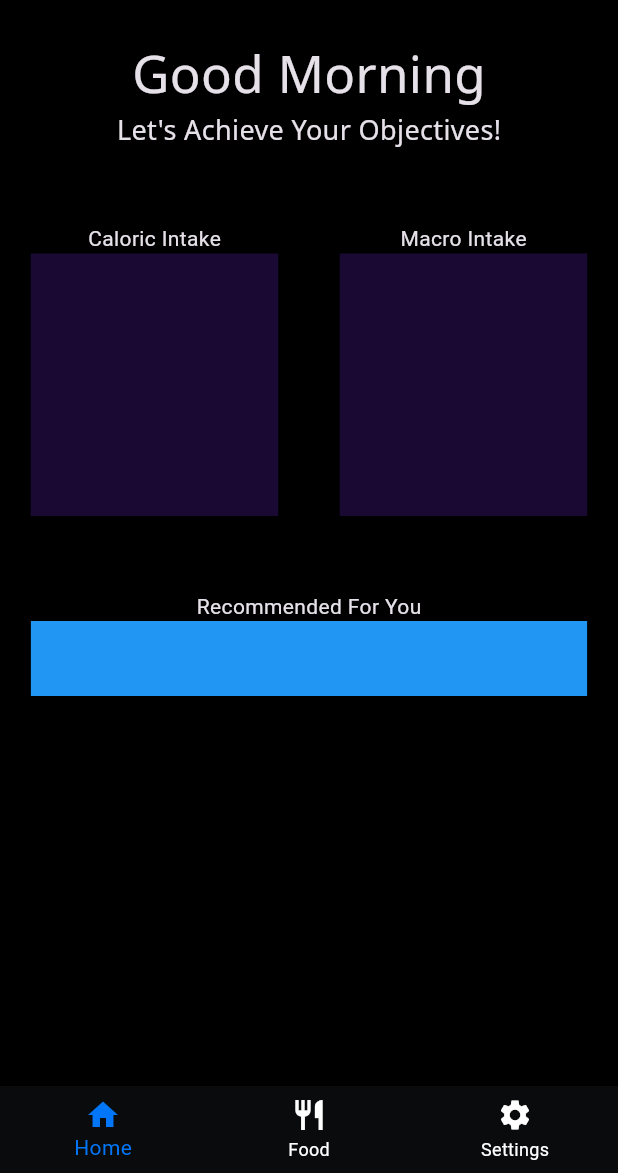
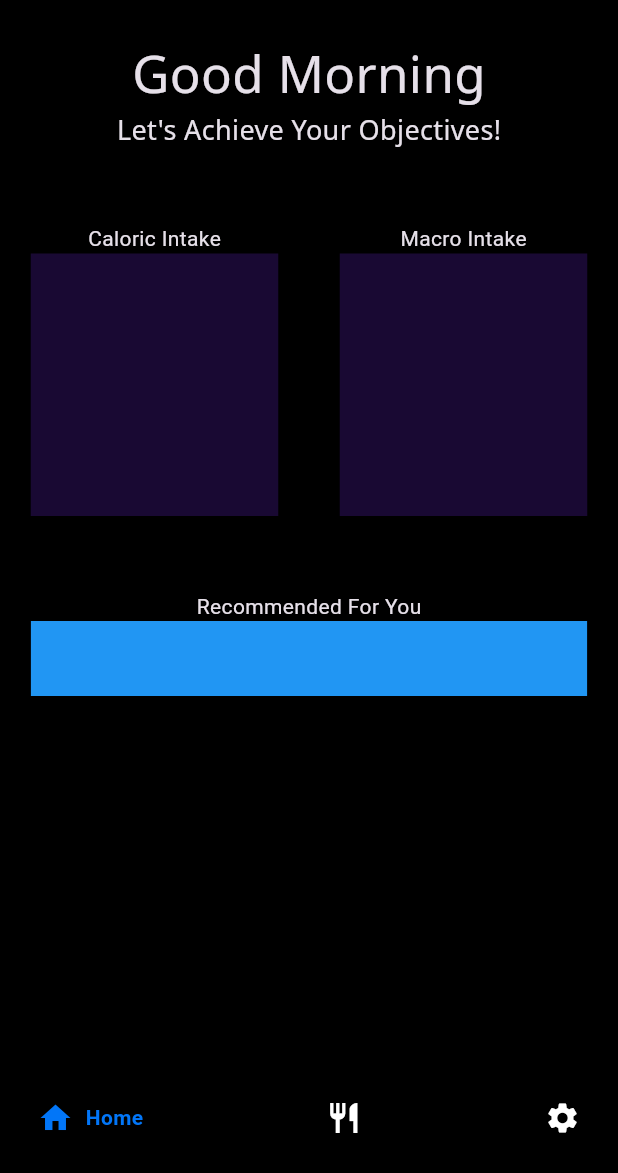
Before and after one commit to rambolps/smartmealai, a Flutter app: the HomeScreen screen opened by its route, on a phone screen of 412 x 824 dp, the part 63-1236 px from its top. Run offline on Flutter 3.47's test engine with Material 2 defaults, Android fonts, the phone set to English and light mode, and no system bars; drawn by our look-alikes of google_nav_bar; our stand-ins replace google_fonts; missing offline and left inert: chat_gpt_sdk.

Commit message:
updated bottom bar

```diff
--- a/lib/Home/HomeScreen.dart
+++ b/lib/Home/HomeScreen.dart
@@ -1,5 +1,6 @@
 import 'package:flutter/material.dart';
-import 'package:google_fonts/google_fonts.dart';
+// import 'package:google_fonts/google_fonts.dart';
+import 'package:google_nav_bar/google_nav_bar.dart';
 import 'package:smartmealai/Home/Pages/foodfrag.dart';
 import 'package:smartmealai/Home/Pages/homefrag.dart';
 import 'package:smartmealai/Home/Pages/settingsfrag.dart';
@@ -40,18 +41,28 @@ class _HomeScreenState extends State<HomeScreen> {
         ),
         centerTitle: true,
       ),
-      bottomNavigationBar: BottomNavigationBar(
-        onTap: _navigateBottomBar,
-        currentIndex: _selectedIndex,
-        backgroundColor: const Color.fromRGBO(9, 11, 12, 1.0),
-        type: BottomNavigationBarType.fixed,
-        unselectedItemColor: Colors.white,
-        selectedItemColor: const Color.fromRGBO(2, 118, 248, 1.0),
-        items: const [
-          BottomNavigationBarItem(icon: Icon(Icons.home), label: 'Home'),
-          BottomNavigationBarItem(icon: Icon(Icons.restaurant), label: 'Food'),
-          BottomNavigationBarItem(icon: Icon(Icons.settings), label: 'Settings'),
-        ],
+      bottomNavigationBar: GNav(
+        backgroundColor: Colors.black,
+          color: Colors.white,
+          haptic: true,
+          activeColor: Theme.of(context).primaryColor,
+          onTabChange: _navigateBottomBar,
+          gap: 8,
+          tabs: const [
+            GButton(
+                icon: Icons.home,
+                text: 'Home',
+            ),
+            GButton(
+              icon: Icons.restaurant,
+              text: 'Food',
+            ),
+            GButton(
+              icon: Icons.settings,
+              text: 'Settings',
+            ),
+          ]
+
       ),
     );
   }
--- a/lib/Home/Pages/foodfrag.dart
+++ b/lib/Home/Pages/foodfrag.dart
@@ -21,12 +21,6 @@ class _FoodFragState extends State<FoodFrag> {
 
   final List _messages= [];
   final TextEditingController _promptController = TextEditingController();
-  // late OpenAI openAI;
-  // @override
-  // void initState(){
-  //   openAI = OpenAI.instance.build(token: Token_OpenAI);
-  //   super.initState();
-  // }
 
   final openAI = OpenAI.instance.build(token: Token_OpenAI,baseOption: HttpSetup(receiveTimeout: const Duration(seconds: 5)),enableLog: true);
 
--- a/pubspec.yaml
+++ b/pubspec.yaml
@@ -39,6 +39,7 @@ dependencies:
   firebase_core: ^2.15.1
   flutter_launcher_icons: ^0.13.1
   chat_gpt_sdk: ^2.2.5
+  google_nav_bar: ^5.0.6
 
 dev_dependencies:
   flutter_test:
```
Also changed, not shown: pubspec.lock.
